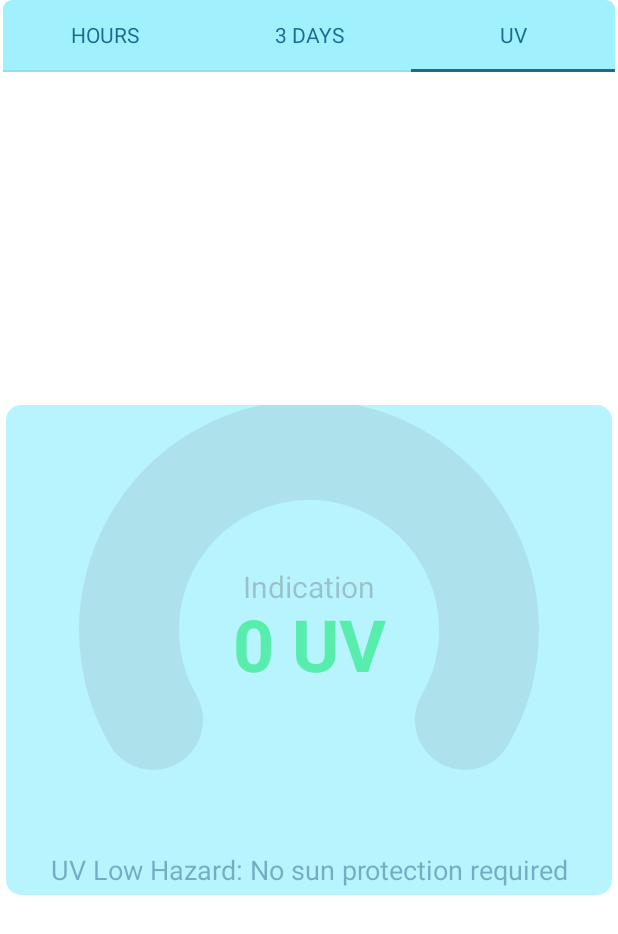
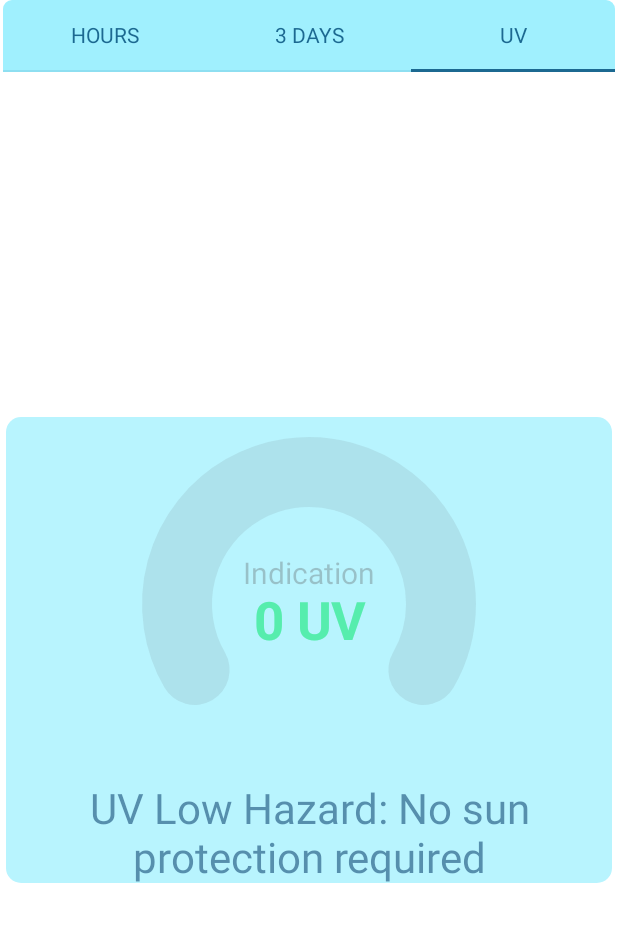
Before and after one commit to DmitrySergienko/WeatherFirst, an Android app built with Jetpack Compose: the @Preview function TabLayoutPreview, tab 3 chosen, on a phone screen of 412 x 824 dp. Shown: the top 934 px of the screen. Run offline under Robolectric (Android 15) with nearby library versions, the phone set to English and light mode, and no system bars; our stand-ins replace Dagger/Hilt's generated code, accompanist.

Commit message:
37. UV screen adjusted and as first in tab

```diff
--- a/app/src/main/java/ru/ds/weatherfirst/ui/screens/uv_screen/UVTextTab.kt
+++ /dev/null
@@ -1,49 +0,0 @@
-package ru.ds.weatherfirst.ui.screens.uv_screen
-
-
-import androidx.compose.foundation.layout.*
-import androidx.compose.material.MaterialTheme
-import androidx.compose.material.Text
-import androidx.compose.runtime.Composable
-import androidx.compose.runtime.collectAsState
-import androidx.compose.runtime.getValue
-import androidx.compose.ui.Modifier
-import androidx.compose.ui.draw.alpha
-import androidx.compose.ui.text.TextStyle
-import androidx.compose.ui.text.style.TextAlign
-import androidx.compose.ui.unit.dp
-import androidx.compose.ui.unit.sp
-import androidx.hilt.navigation.compose.hiltViewModel
-import ru.ds.weatherfirst.ui.screens.HomeViewModel
-
-@Composable
-fun UVTextTab() {
-    //viewModel
-    val uvLiveData = hiltViewModel<HomeViewModel>()
-    val state by uvLiveData.stateMain.collectAsState()
-
-
-    Column(
-        modifier = Modifier
-            .fillMaxWidth()
-            .alpha(0.7f)
-            .padding(bottom = 5.dp),
-
-        ) {
-        Row(
-            modifier = Modifier.fillMaxWidth(),
-            horizontalArrangement = Arrangement.Center,
-
-            ) {
-            Text(
-                text = "UV ${uvComment(state.uv)}",
-                color = MaterialTheme.colors.primary,
-                style = TextStyle(fontSize = 18.sp),
-                textAlign = TextAlign.Center
-                //fontSize = MaterialTheme.typography.h2.fontSize,
-                //fontWeight = FontWeight.Bold,
-
-            )
-        }
-    }
-}
--- a/app/src/main/java/ru/ds/weatherfirst/ui/screens/uv_screen/UV_screenTab.kt
+++ b/app/src/main/java/ru/ds/weatherfirst/ui/screens/uv_screen/UV_screenTab.kt
@@ -1,19 +1,22 @@
 package ru.ds.weatherfirst.ui.screens.uv_screen
 
-import androidx.compose.foundation.layout.Column
-import androidx.compose.foundation.layout.fillMaxWidth
-import androidx.compose.foundation.layout.padding
+import androidx.compose.foundation.layout.*
 import androidx.compose.foundation.rememberScrollState
 import androidx.compose.foundation.shape.RoundedCornerShape
 import androidx.compose.foundation.verticalScroll
 import androidx.compose.material.Card
+import androidx.compose.material.MaterialTheme
+import androidx.compose.material.Text
 import androidx.compose.runtime.Composable
 import androidx.compose.runtime.collectAsState
 import androidx.compose.runtime.getValue
 import androidx.compose.ui.Alignment
 import androidx.compose.ui.Modifier
 import androidx.compose.ui.draw.alpha
+import androidx.compose.ui.text.TextStyle
+import androidx.compose.ui.text.style.TextAlign
 import androidx.compose.ui.unit.dp
+import androidx.compose.ui.unit.sp
 import androidx.hilt.navigation.compose.hiltViewModel
 import ru.ds.weatherfirst.ui.screens.HomeViewModel
 import ru.ds.weatherfirst.ui.screens.UVIndicator
@@ -50,9 +53,30 @@ fun UV_screenTab() {
                         .verticalScroll(rememberScrollState()),
                     horizontalAlignment = Alignment.CenterHorizontally
                 ) {
-                    // var value by rememberSaveable { mutableStateOf(0) }
-                    UVIndicator(indicatorValue = state.uv.toInt())
-                    UVTextTab()
+                    Spacer(modifier = Modifier.padding(7.dp))
+                    UVIndicator(
+                        indicatorValue = state.uv.toInt(),
+                        canvasSize = 220.dp,
+                        backgroundIndicatorStrokeWidth = 70f,
+                        foregroundIndicatorStrokeWidth = 70f,
+                        bigTextFontSize = 35.sp
+                    )
+                    Spacer(modifier = Modifier.padding(5.dp))
+                    Row(
+                        modifier = Modifier.fillMaxWidth(),
+                        horizontalArrangement = Arrangement.Center,
+
+                        ) {
+                        Text(
+                            text = "UV ${uvComment(state.uv)}",
+                            color = MaterialTheme.colors.primary,
+                            style = TextStyle(fontSize = 28.sp),
+                            textAlign = TextAlign.Center,
+                            //fontSize = MaterialTheme.typography.h1.fontSize,
+                            //fontWeight = FontWeight.Bold,
+
+                        )
+                    }
                 }
 
             }
```
